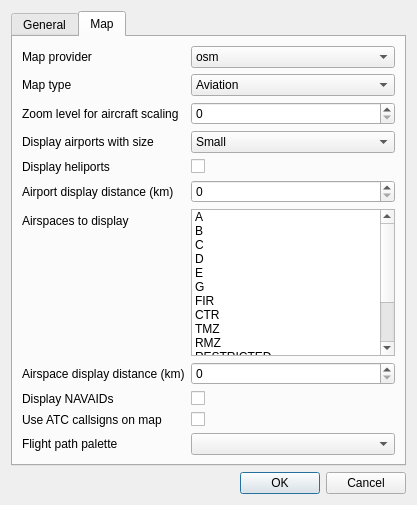
First picture: the form in plugins/channelrx/demodadsb/adsbdemoddisplaydialog.ui, repository f4exb/sdrangel, before the edit.
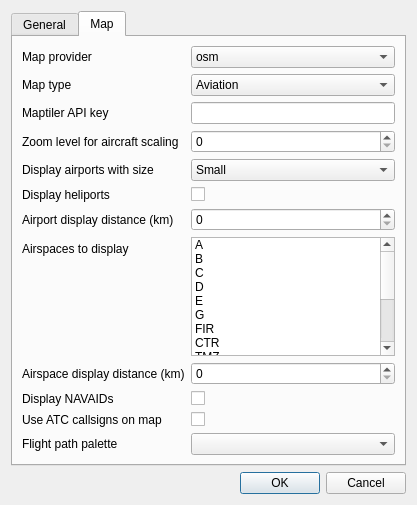
Second picture: the form after the edit. The open tabs and pages were chosen to show the change.

Commit message: Add maptiler API key setting for satellite maps. Rotate default key. Use OSM map tiles, as wikimedia tiles are no longer available. Fix gcc warnings.

What changed in the file:
```diff
--- a/plugins/channelrx/demodadsb/adsbdemoddisplaydialog.ui
+++ b/plugins/channelrx/demodadsb/adsbdemoddisplaydialog.ui
@@ -277,14 +277,14 @@
            </item>
           </widget>
          </item>
-         <item row="2" column="0">
+         <item row="3" column="0">
           <widget class="QLabel" name="aircraftMinZoomLabel">
            <property name="text">
             <string>Zoom level for aircraft scaling</string>
            </property>
           </widget>
          </item>
-         <item row="2" column="1">
+         <item row="3" column="1">
           <widget class="QSpinBox" name="aircraftMinZoom">
            <property name="toolTip">
             <string>When map zoom (0 min zoom - 15 max zoom) is higher than this value, aircraft icon size will be scaled</string>
@@ -294,14 +294,14 @@
            </property>
           </widget>
          </item>
-         <item row="3" column="0">
+         <item row="4" column="0">
           <widget class="QLabel" name="airportSizeLabel">
            <property name="text">
             <string>Display airports with size</string>
            </property>
           </widget>
          </item>
-         <item row="3" column="1">
+         <item row="4" column="1">
           <widget class="QComboBox" name="airportSize">
            <property name="toolTip">
             <string>Sets the minimum airport size that will be displayed on the map</string>
@@ -323,14 +323,14 @@
            </item>
           </widget>
          </item>
-         <item row="4" column="0">
+         <item row="5" column="0">
           <widget class="QLabel" name="heliportsLabel">
            <property name="text">
             <string>Display heliports</string>
            </property>
           </widget>
          </item>
-         <item row="4" column="1">
+         <item row="5" column="1">
           <widget class="QCheckBox" name="heliports">
            <property name="toolTip">
             <string>When checked, heliports are displayed on the map</string>
@@ -340,14 +340,14 @@
            </property>
           </widget>
          </item>
-         <item row="5" column="0">
+         <item row="6" column="0">
           <widget class="QLabel" name="airportRangeLabel">
            <property name="text">
             <string>Airport display distance (km)</string>
            </property>
           </widget>
          </item>
-         <item row="5" column="1">
+         <item row="6" column="1">
           <widget class="QSpinBox" name="airportRange">
            <property name="toolTip">
             <string>Displays airports within the specified distance in kilometres from My Position</string>
@@ -357,14 +357,14 @@
            </property>
           </widget>
          </item>
-         <item row="6" column="0">
+         <item row="7" column="0">
           <widget class="QLabel" name="airspacesLabel">
            <property name="text">
             <string>Airspaces to display</string>
            </property>
           </widget>
          </item>
-         <item row="6" column="1">
+         <item row="7" column="1">
           <widget class="QListWidget" name="airspaces">
            <property name="toolTip">
             <string>Airspace categories to display</string>
@@ -521,14 +521,14 @@
            </item>
           </widget>
          </item>
-         <item row="7" column="0">
+         <item row="8" column="0">
           <widget class="QLabel" name="airspaceRangeLabel">
            <property name="text">
             <string>Airspace display distance (km)</string>
            </property>
           </widget>
          </item>
-         <item row="7" column="1">
+         <item row="8" column="1">
           <widget class="QSpinBox" name="airspaceRange">
            <property name="toolTip">
             <string>Displays airspace within the specified distance in kilometres from My Position</string>
@@ -538,14 +538,14 @@
            </property>
           </widget>
          </item>
-         <item row="8" column="0">
+         <item row="9" column="0">
           <widget class="QLabel" name="displayNavAids">
            <property name="text">
             <string>Display NAVAIDs</string>
            </property>
           </widget>
          </item>
-         <item row="8" column="1">
+         <item row="9" column="1">
           <widget class="QCheckBox" name="navAids">
            <property name="toolTip">
             <string>Display NAVAIDs such as VORs and NDBs</string>
@@ -555,7 +555,7 @@
            </property>
           </widget>
          </item>
-         <item row="9" column="1">
+         <item row="10" column="1">
           <widget class="QCheckBox" name="atcCallsigns">
            <property name="toolTip">
             <string>Use ATC callsigns (SPEEDBIRD) rather than ICAO (BAW) for aircraft labels on map</string>
@@ -565,27 +565,44 @@
            </property>
           </widget>
          </item>
-         <item row="9" column="0">
+         <item row="10" column="0">
           <widget class="QLabel" name="atcCallsignsLabel">
            <property name="text">
             <string>Use ATC callsigns on map</string>
            </property>
           </widget>
          </item>
-         <item row="10" column="1">
+         <item row="11" column="1">
           <widget class="QComboBox" name="flightPathPalette">
            <property name="toolTip">
             <string>Colour palette to use for aircraft flight paths</string>
            </property>
           </widget>
          </item>
-         <item row="10" column="0">
+         <item row="11" column="0">
           <widget class="QLabel" name="flightPathPaletteLabel">
            <property name="text">
             <string>Flight path palette</string>
            </property>
           </widget>
          </item>
+         <item row="2" column="0">
+          <widget class="QLabel" name="label">
+           <property name="toolTip">
+            <string/>
+           </property>
+           <property name="text">
+            <string>Maptiler API key</string>
+           </property>
+          </widget>
+         </item>
+         <item row="2" column="1">
+          <widget class="QLineEdit" name="maptilerAPIKey">
+           <property name="toolTip">
+            <string>API key for Maptiler (https://maptiler.com) for satellite map</string>
+           </property>
+          </widget>
+         </item>
         </layout>
        </item>
       </layout>
```
The commit also changes 7 other files.
